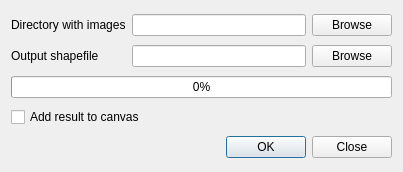
Before: the Qt Designer form ui/photo2shapedialogbase.ui in talaj-info/photo2shape, drawn with Qt 5.
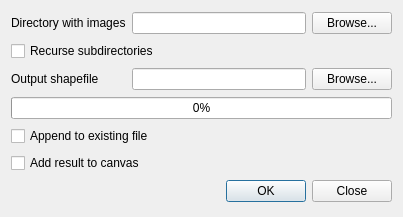
After: the same form once the commit is applied.

Diff of the .ui file:
```diff
--- a/ui/photo2shapedialogbase.ui
+++ b/ui/photo2shapedialogbase.ui
@@ -7,62 +7,76 @@
     <x>0</x>
     <y>0</y>
     <width>403</width>
-    <height>172</height>
+    <height>217</height>
    </rect>
   </property>
   <property name="windowTitle">
    <string>Photo2Shape</string>
   </property>
   <layout class="QGridLayout" name="gridLayout">
-   <item row="0" column="0">
-    <widget class="QLabel" name="label">
-     <property name="text">
-      <string>Directory with images</string>
-     </property>
-    </widget>
-   </item>
-   <item row="0" column="1">
-    <widget class="QLineEdit" name="inputDirEdit"/>
-   </item>
    <item row="0" column="2">
     <widget class="QPushButton" name="btnSelectInputDir">
      <property name="text">
-      <string>Browse</string>
+      <string>Browse...</string>
      </property>
     </widget>
    </item>
-   <item row="1" column="0">
+   <item row="2" column="0">
     <widget class="QLabel" name="label_2">
      <property name="text">
       <string>Output shapefile</string>
      </property>
     </widget>
    </item>
-   <item row="1" column="1">
-    <widget class="QLineEdit" name="outputFileEdit"/>
-   </item>
-   <item row="1" column="2">
-    <widget class="QPushButton" name="btnSelectOutputFile">
+   <item row="2" column="2">
+    <widget class="QPushButton" name="btnSelectOutput">
      <property name="text">
-      <string>Browse</string>
+      <string>Browse...</string>
      </property>
     </widget>
    </item>
-   <item row="3" column="0" colspan="2">
-    <widget class="QCheckBox" name="addToCanvasCheck">
-     <property name="text">
-      <string>Add result to canvas</string>
-     </property>
-    </widget>
+   <item row="2" column="1">
+    <widget class="QLineEdit" name="leOutputShape"/>
    </item>
-   <item row="2" column="0" colspan="3">
+   <item row="3" column="0" colspan="3">
     <widget class="QProgressBar" name="progressBar">
      <property name="value">
       <number>0</number>
      </property>
     </widget>
    </item>
-   <item row="4" column="1" colspan="2">
+   <item row="0" column="0">
+    <widget class="QLabel" name="label">
+     <property name="text">
+      <string>Directory with images</string>
+     </property>
+    </widget>
+   </item>
+   <item row="0" column="1">
+    <widget class="QLineEdit" name="lePhotosPath"/>
+   </item>
+   <item row="5" column="0" colspan="3">
+    <widget class="QCheckBox" name="chkAddToCanvas">
+     <property name="text">
+      <string>Add result to canvas</string>
+     </property>
+    </widget>
+   </item>
+   <item row="1" column="0" colspan="3">
+    <widget class="QCheckBox" name="chkRecurse">
+     <property name="text">
+      <string>Recurse subdirectories</string>
+     </property>
+    </widget>
+   </item>
+   <item row="4" column="0" colspan="3">
+    <widget class="QCheckBox" name="chkAppend">
+     <property name="text">
+      <string>Append to existing file</string>
+     </property>
+    </widget>
+   </item>
+   <item row="7" column="0" colspan="3">
     <widget class="QDialogButtonBox" name="buttonBox">
      <property name="orientation">
       <enum>Qt::Horizontal</enum>
```
Left out of the diff: 10 changed lines with no effect on the pictures.
